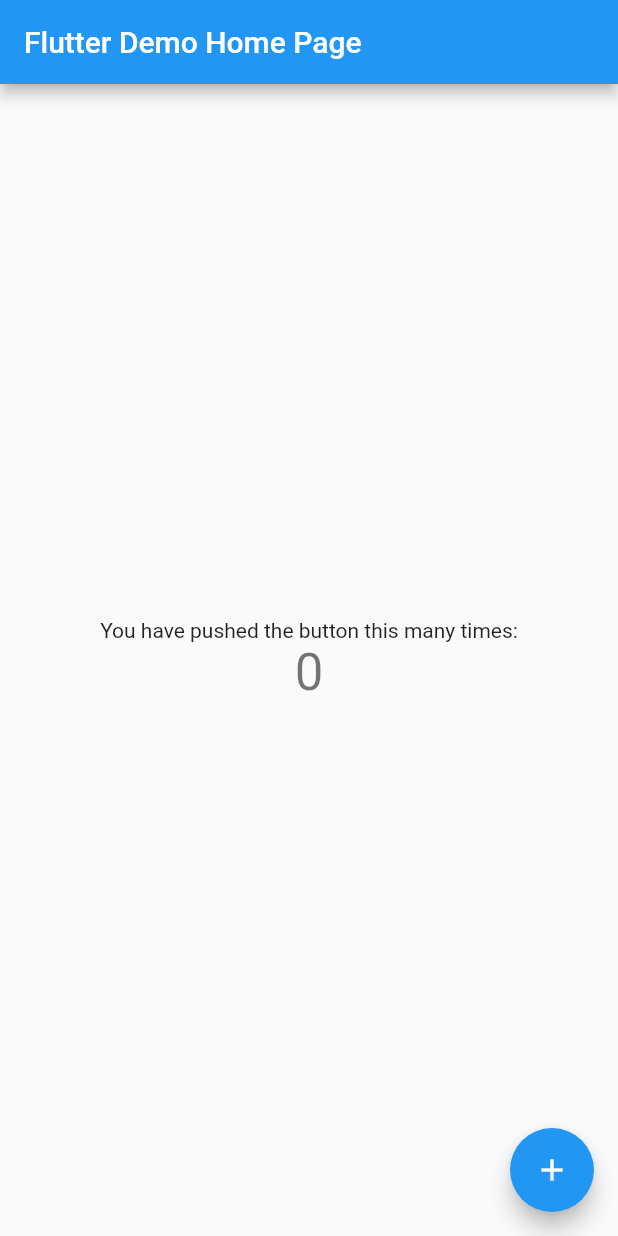
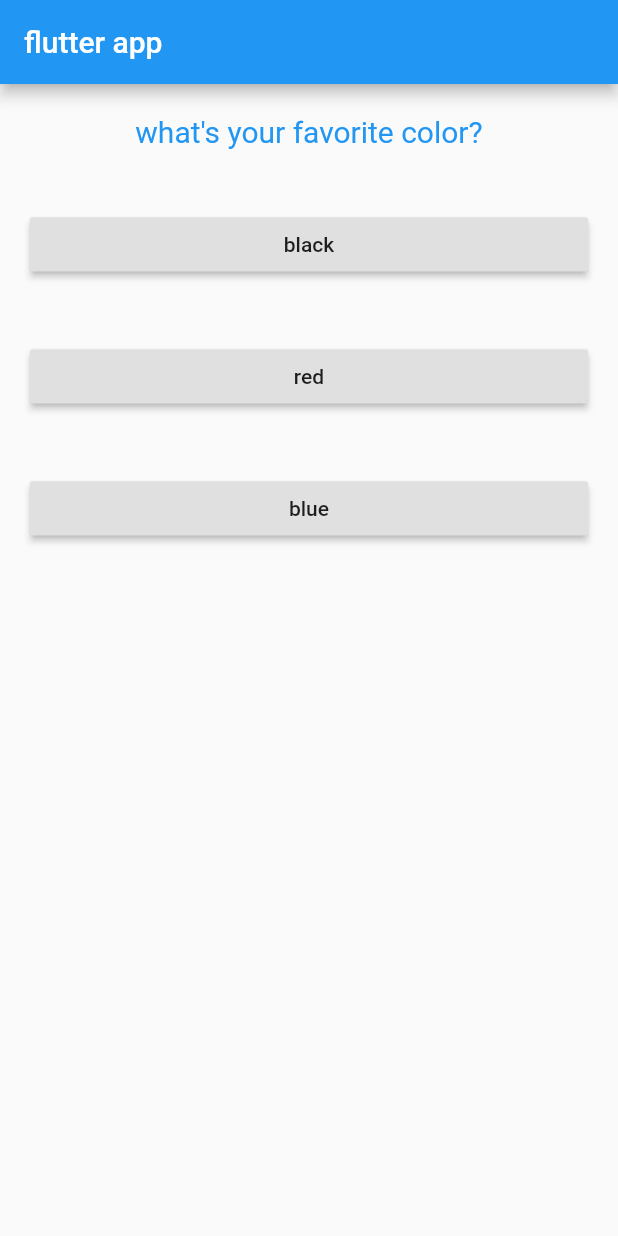
Before and after one commit to Heba1998/First-flutter-app, a Flutter app: the screen it shows after launch, on a phone screen of 412 x 824 dp. Run offline on Flutter 3.47's test engine with Material 2 defaults, Android fonts, the phone set to English and light mode, and no system bars.

Commit message:
create quiz

```diff
--- /dev/null
+++ b/quiz_app/lib/answer.dart
@@ -0,0 +1,27 @@
+import 'package:flutter/material.dart';
+
+class Answer extends StatelessWidget {
+  // const Answer({ Key? key }) : super(key: key);
+
+  // final Function? selectHandler;
+  // Answer({this.selectHandler});
+
+  final Function selectHandler;
+  final String text;
+
+  Answer(this.selectHandler, this.text);
+
+  @override
+  Widget build(BuildContext context) {
+    return Container(
+      width: double.infinity,
+      margin: const EdgeInsets.all(20),
+      // ignore: deprecated_member_use
+      child: RaisedButton(
+        // textColor: Colors.white,
+        child: Text(text),
+        onPressed: () => selectHandler(),
+      ),
+    );
+  }
+}
--- a/quiz_app/lib/main.dart
+++ b/quiz_app/lib/main.dart
@@ -1,115 +1,231 @@
+// import 'package:flutter/material.dart';
+
+// void main() {
+//   runApp(const MyApp());
+// }
+
+// class MyApp extends StatelessWidget {
+//   const MyApp({Key? key}) : super(key: key);
+
+//   // This widget is the root of your application.
+//   @override
+//   Widget build(BuildContext context) {
+//     return MaterialApp(
+//       title: 'Flutter Demo',
+//       theme: ThemeData(
+//         // This is the theme of your application.
+//         //
+//         // Try running your application with "flutter run". You'll see the
+//         // application has a blue toolbar. Then, without quitting the app, try
+//         // changing the primarySwatch below to Colors.green and then invoke
+//         // "hot reload" (press "r" in the console where you ran "flutter run",
+//         // or simply save your changes to "hot reload" in a Flutter IDE).
+//         // Notice that the counter didn't reset back to zero; the application
+//         // is not restarted.
+//         primarySwatch: Colors.blue,
+//       ),
+//       home: const MyHomePage(title: 'Home Page'),
+//     );
+//   }
+// }
+
+// class MyHomePage extends StatefulWidget {
+//   const MyHomePage({Key? key, required this.title}) : super(key: key);
+
+//   // This widget is the home page of your application. It is stateful, meaning
+//   // that it has a State object (defined below) that contains fields that affect
+//   // how it looks.
+
+//   // This class is the configuration for the state. It holds the values (in this
+//   // case the title) provided by the parent (in this case the App widget) and
+//   // used by the build method of the State. Fields in a Widget subclass are
+//   // always marked "final".
+
+//   final String title;
+
+//   @override
+//   State<MyHomePage> createState() => _MyHomePageState();
+// }
+
+// class _MyHomePageState extends State<MyHomePage> {
+//   int _counter = 0;
+
+//   void _incrementCounter() {
+//     setState(() {
+//       // This call to setState tells the Flutter framework that something has
+//       // changed in this State, which causes it to rerun the build method below
+//       // so that the display can reflect the updated values. If we changed
+//       // _counter without calling setState(), then the build method would not be
+//       // called again, and so nothing would appear to happen.
+//       _counter++;
+//     });
+//   }
+
+//   @override
+//   Widget build(BuildContext context) {
+//     // This method is rerun every time setState is called, for instance as done
+//     // by the _incrementCounter method above.
+//     //
+//     // The Flutter framework has been optimized to make rerunning build methods
+//     // fast, so that you can just rebuild anything that needs updating rather
+//     // than having to individually change instances of widgets.
+//     return Scaffold(
+//       appBar: AppBar(
+//         // Here we take the value from the MyHomePage object that was created by
+//         // the App.build method, and use it to set our appbar title.
+//         title: Text(widget.title),
+//       ),
+//       body: Center(
+//         // Center is a layout widget. It takes a single child and positions it
+//         // in the middle of the parent.
+//         child: Column(
+//           // Column is also a layout widget. It takes a list of children and
+//           // arranges them vertically. By default, it sizes itself to fit its
+//           // children horizontally, and tries to be as tall as its parent.
+//           //
+//           // Invoke "debug painting" (press "p" in the console, choose the
+//           // "Toggle Debug Paint" action from the Flutter Inspector in Android
+//           // Studio, or the "Toggle Debug Paint" command in Visual Studio Code)
+//           // to see the wireframe for each widget.
+//           //
+//           // Column has various properties to control how it sizes itself and
+//           // how it positions its children. Here we use mainAxisAlignment to
+//           // center the children vertically; the main axis here is the vertical
+//           // axis because Columns are vertical (the cross axis would be
+//           // horizontal).
+//           mainAxisAlignment: MainAxisAlignment.center,
+//           children: <Widget>[
+//             const Text(
+//               'You have pushed the button this many times:',
+//             ),
+//             Text(
+//               '$_counter',
+//               style: Theme.of(context).textTheme.headline4,
+//             ),
+//           ],
+//         ),
+//       ),
+//       floatingActionButton: FloatingActionButton(
+//         onPressed: _incrementCounter,
+//         tooltip: 'Increment',
+//         child: const Icon(Icons.add),
+//       ), // This trailing comma makes auto-formatting nicer for build methods.
+//     );
+//   }
+// }
+
+// ignore_for_file: deprecated_member_use
+
 import 'package:flutter/material.dart';
+import './question.dart';
+import 'answer.dart';
 
-void main() {
-  runApp(const MyApp());
-}
+void main() => runApp(App());
 
-class MyApp extends StatelessWidget {
-  const MyApp({Key? key}) : super(key: key);
-
-  // This widget is the root of your application.
+class App extends StatefulWidget {
   @override
-  Widget build(BuildContext context) {
-    return MaterialApp(
-      title: 'Flutter Demo',
-      theme: ThemeData(
-        // This is the theme of your application.
-        //
-        // Try running your application with "flutter run". You'll see the
-        // application has a blue toolbar. Then, without quitting the app, try
-        // changing the primarySwatch below to Colors.green and then invoke
-        // "hot reload" (press "r" in the console where you ran "flutter run",
-        // or simply save your changes to "hot reload" in a Flutter IDE).
-        // Notice that the counter didn't reset back to zero; the application
-        // is not restarted.
-        primarySwatch: Colors.blue,
-      ),
-      home: const MyHomePage(title: 'Flutter Demo Home Page'),
-    );
+  State<StatefulWidget> createState() {
+    // TODO: implement createState
+    return _AppState();
   }
 }
 
-class MyHomePage extends StatefulWidget {
-  const MyHomePage({Key? key, required this.title}) : super(key: key);
+class _AppState extends State<App> {
+  var _index = 0;
+  var _totalscore = 0;
 
-  // This widget is the home page of your application. It is stateful, meaning
-  // that it has a State object (defined below) that contains fields that affect
-  // how it looks.
+  final questions = [
+    {
+      'question': 'what\'s your favorite color?',
+      'answer': [
+        {'text': 'black', 'score': 5},
+        {'text': 'red', 'score': 1},
+        {'text': 'blue', 'score': 1}
+      ],
+    },
+    {
+      'question': 'what\'s your favorite food?',
+      'answer': [
+        {'text': 'Pasta', 'score': 10},
+        {'text': 'Pizza', 'score': 5},
+        {'text': 'mansaf', 'score': 0}
+      ],
+    },
+    {
+      'question': 'what\'s your favorite drink?',
+      'answer': [
+        {'text': 'water', 'score': 10},
+        {'text': 'lemon', 'score': 5},
+        {'text': 'orange', 'score': 0}
+      ],
+    },
+  ];
 
-  // This class is the configuration for the state. It holds the values (in this
-  // case the title) provided by the parent (in this case the App widget) and
-  // used by the build method of the State. Fields in a Widget subclass are
-  // always marked "final".
-
-  final String title;
-
-  @override
-  State<MyHomePage> createState() => _MyHomePageState();
+  void _answer(int score) {
+    setState(() {
+      _index++;
+      _totalscore += score;
+    });
+    if (_index <= questions.length) {
+      print(score);
+    } else {
+      print('you did it !');
+    }
   }
 
-class _MyHomePageState extends State<MyHomePage> {
-  int _counter = 0;
-
-  void _incrementCounter() {
+  void resetquiz() {
     setState(() {
-      // This call to setState tells the Flutter framework that something has
-      // changed in this State, which causes it to rerun the build method below
-      // so that the display can reflect the updated values. If we changed
-      // _counter without calling setState(), then the build method would not be
-      // called again, and so nothing would appear to happen.
-      _counter++;
+      _index = 0;
+      _totalscore = 0;
     });
   }
 
   @override
   Widget build(BuildContext context) {
-    // This method is rerun every time setState is called, for instance as done
-    // by the _incrementCounter method above.
-    //
-    // The Flutter framework has been optimized to make rerunning build methods
-    // fast, so that you can just rebuild anything that needs updating rather
-    // than having to individually change instances of widgets.
-    return Scaffold(
+    // TODO: implement build
+    return MaterialApp(
+      home: Scaffold(
         appBar: AppBar(
-        // Here we take the value from the MyHomePage object that was created by
-        // the App.build method, and use it to set our appbar title.
-        title: Text(widget.title),
+          title: const Text('flutter app'),
         ),
-      body: Center(
-        // Center is a layout widget. It takes a single child and positions it
-        // in the middle of the parent.
-        child: Column(
-          // Column is also a layout widget. It takes a list of children and
-          // arranges them vertically. By default, it sizes itself to fit its
-          // children horizontally, and tries to be as tall as its parent.
-          //
-          // Invoke "debug painting" (press "p" in the console, choose the
-          // "Toggle Debug Paint" action from the Flutter Inspector in Android
-          // Studio, or the "Toggle Debug Paint" command in Visual Studio Code)
-          // to see the wireframe for each widget.
-          //
-          // Column has various properties to control how it sizes itself and
-          // how it positions its children. Here we use mainAxisAlignment to
-          // center the children vertically; the main axis here is the vertical
-          // axis because Columns are vertical (the cross axis would be
-          // horizontal).
+        body: _index < questions.length
+            ? Column(
+                children: [
+                  Question(
+                    questions[_index]['question'],
+                  ),
+                  ...(questions[_index]['answer'] as List<Map<String, Object>>)
+                      .map((answer) {
+                    return Answer(() => _answer(answer['score'] as int),
+                        answer['text'] as String);
+                  }).toList()
+                ],
+              )
+            : Column(
                 mainAxisAlignment: MainAxisAlignment.center,
-          children: <Widget>[
-            const Text(
-              'You have pushed the button this many times:',
+                crossAxisAlignment: CrossAxisAlignment.center,
+                children: [
+                  Text('your total score ${_totalscore.toString()}'),
+                  Container(
+                    margin: const EdgeInsets.all(20),
+                    child: Center(
+                        child: FloatingActionButton.extended(
+                      backgroundColor: Colors.pink[400],
+                      foregroundColor: Colors.black,
+                      onPressed: () => resetquiz(),
+                      icon: Icon(Icons.access_time_filled_rounded),
+                      label: Text('retake quiz'),
+                    )
+                        //     FloatingActionButton(
+                        //   child: Text('retake quiz'),
+                        //   onPressed: () => resetquiz(),
+                        //   backgroundColor: Colors.pink[400],
+                        // )
                         ),
-            Text(
-              '$_counter',
-              style: Theme.of(context).textTheme.headline4,
                   ),
                 ],
               ),
       ),
-      floatingActionButton: FloatingActionButton(
-        onPressed: _incrementCounter,
-        tooltip: 'Increment',
-        child: const Icon(Icons.add),
-      ), // This trailing comma makes auto-formatting nicer for build methods.
     );
   }
 }
--- /dev/null
+++ b/quiz_app/lib/question.dart
@@ -0,0 +1,21 @@
+import 'package:flutter/material.dart';
+
+class Question extends StatelessWidget {
+  // const Question({ Key? key }) : super(key: key);
+  var questionList;
+
+  Question(this.questionList);
+
+  @override
+  Widget build(BuildContext context) {
+    return Container(
+      width: double.infinity,
+      margin: const EdgeInsets.all(20),
+      child: Text(
+        questionList as String,
+        style: const TextStyle(fontSize: 20, color: Colors.blue),
+        textAlign: TextAlign.center,
+      ),
+    );
+  }
+}
```
Also changed, not shown: 1 other file. Lines whose indentation alone changed are shown as unchanged.
